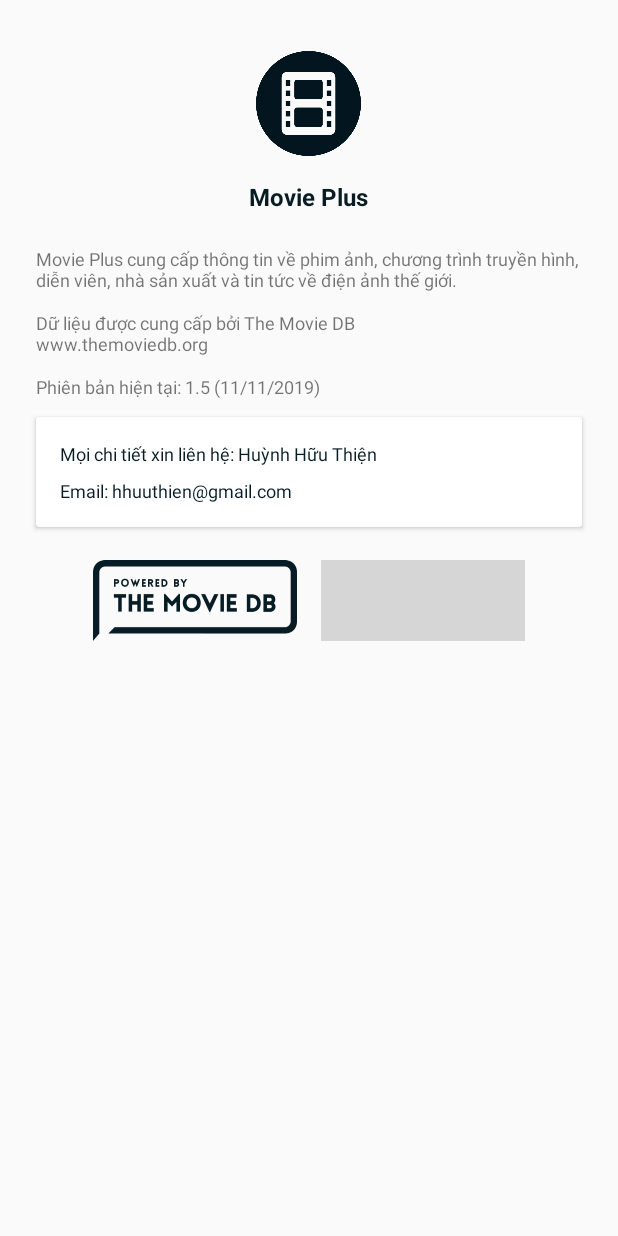
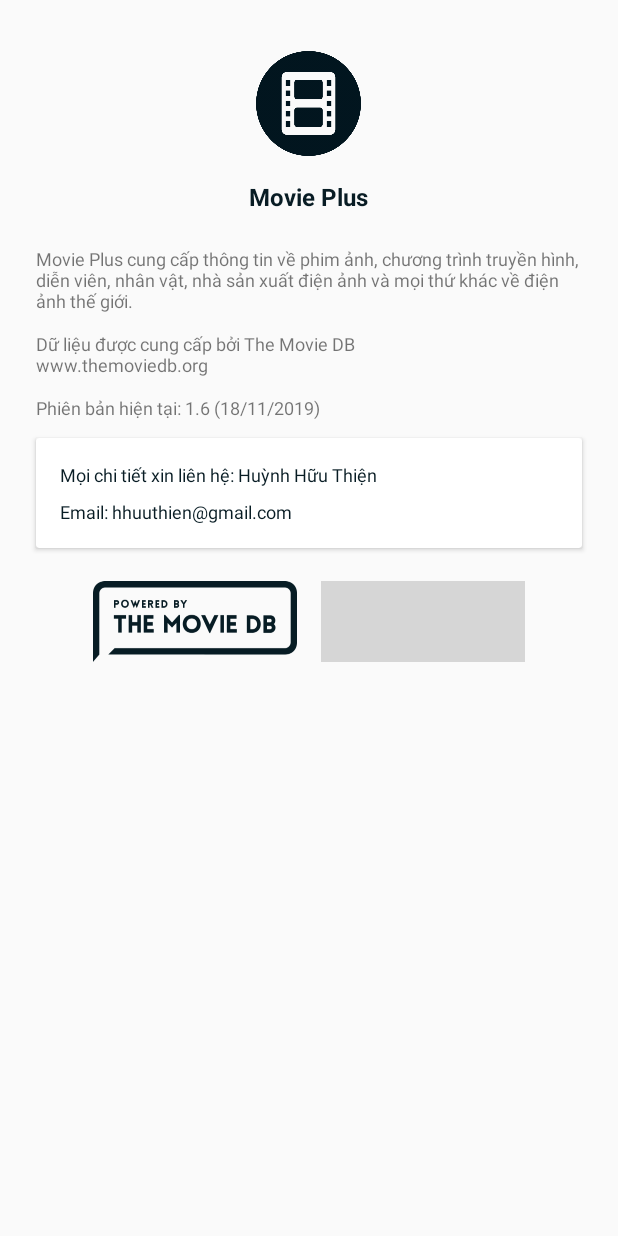
Before and after one commit to hhuuthien/MoviePlus, an Android app: the layout info_layout.xml on its own in the app's theme, with its tools: preview values and no code run, on a phone screen of 412 x 824 dp. Run offline under Robolectric (Android 15) with nearby library versions, the phone set to English and light mode, and no system bars; grey boxes are pictures that could not be loaded.

Commit message:
Sửa một số lỗi nhỏ

```diff
--- a/app/build.gradle
+++ b/app/build.gradle
@@ -12,7 +12,7 @@ android {
         minSdkVersion 21
         targetSdkVersion 29
         versionCode 1
-        versionName "1.5"
+        versionName "1.6"
         testInstrumentationRunner "androidx.test.runner.AndroidJUnitRunner"
     }
     buildTypes {
--- a/app/src/main/res/layout/info_layout.xml
+++ b/app/src/main/res/layout/info_layout.xml
@@ -1,5 +1,9 @@
 <?xml version="1.0" encoding="utf-8"?>
-<RelativeLayout xmlns:android="http://schemas.android.com/apk/res/android"
+<ScrollView xmlns:android="http://schemas.android.com/apk/res/android"
+    android:layout_width="match_parent"
+    android:layout_height="wrap_content">
+
+    <RelativeLayout
         android:layout_width="match_parent"
         android:layout_height="wrap_content"
         android:padding="12dp">
@@ -33,7 +37,7 @@
             android:layout_marginStart="12dp"
             android:layout_marginTop="22dp"
             android:layout_marginEnd="12dp"
-        android:text="Movie Plus cung cấp thông tin về phim ảnh, chương trình truyền hình, diễn viên, nhà sản xuất và tin tức về điện ảnh thế giới."
+            android:text="Movie Plus cung cấp thông tin về phim ảnh, chương trình truyền hình, diễn viên, nhân vật, nhà sản xuất điện ảnh và mọi thứ khác về điện ảnh thế giới."
             android:textSize="12dp" />
 
         <TextView
@@ -55,7 +59,7 @@
             android:layout_marginStart="12dp"
             android:layout_marginTop="12dp"
             android:layout_marginEnd="12dp"
-        android:text="Phiên bản hiện tại: 1.5 (11/11/2019)"
+            android:text="Phiên bản hiện tại: 1.6 (18/11/2019)"
             android:textSize="12dp" />
 
         <androidx.cardview.widget.CardView
@@ -69,16 +73,16 @@
             android:elevation="4dp">
 
             <RelativeLayout
-            android:padding="8dp"
                 android:layout_width="match_parent"
-            android:layout_height="wrap_content">
+                android:layout_height="wrap_content"
+                android:padding="8dp">
 
                 <TextView
                     android:id="@+id/info_app_text4"
                     android:layout_width="wrap_content"
                     android:layout_height="wrap_content"
+                    android:layout_marginStart="8dp"
                     android:layout_marginTop="8dp"
-                android:layout_marginStart="8dp"
                     android:layout_marginEnd="8dp"
                     android:text="Mọi chi tiết xin liên hệ: Huỳnh Hữu Thiện"
                     android:textColor="@color/colorBlueDark"
@@ -97,12 +101,12 @@
         </androidx.cardview.widget.CardView>
 
         <RelativeLayout
+            android:layout_width="match_parent"
+            android:layout_height="wrap_content"
             android:layout_below="@id/info_card"
-        android:gravity="center"
             android:layout_marginTop="22dp"
             android:layout_marginBottom="22dp"
-        android:layout_width="match_parent"
-        android:layout_height="wrap_content">
+            android:gravity="center">
 
             <ImageView
                 android:id="@+id/info_image2"
@@ -116,8 +120,9 @@
                 android:layout_width="136dp"
                 android:layout_height="54dp"
                 android:layout_marginStart="8dp"
+                android:layout_toEndOf="@id/info_image2"
                 android:padding="2dp"
-            android:layout_toEndOf="@id/info_image2"
                 android:src="@drawable/power_by_firebase" />
         </RelativeLayout>
     </RelativeLayout>
+</ScrollView>
```
Also changed, not shown: app/src/main/res/drawable/bg_genre.xml (added, +9 -0 lines), app/src/main/res/layout/genre_item.xml (+24 -12 lines). Lines whose indentation alone changed are shown as unchanged.
